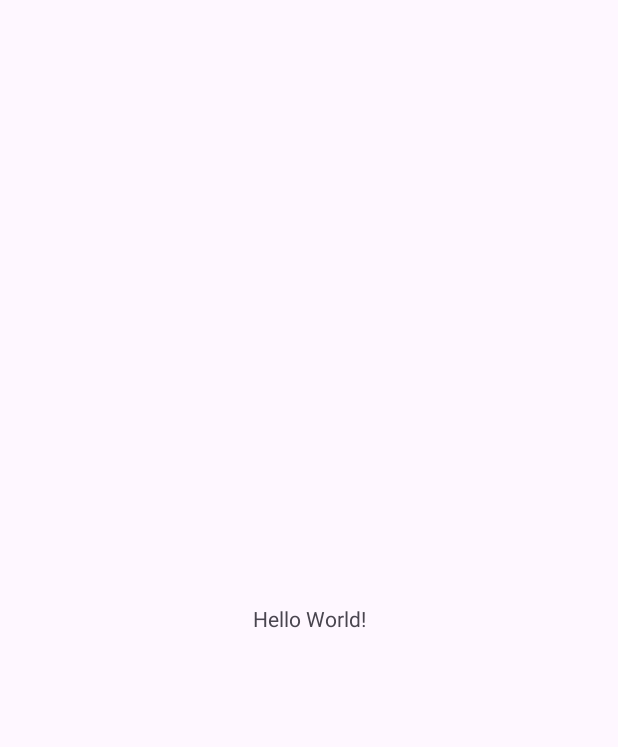
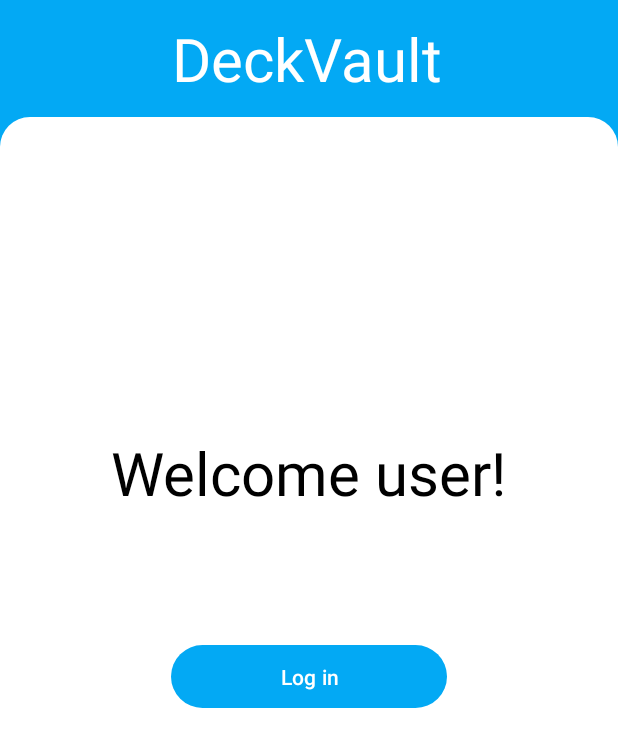
Before and after one commit to krowley011/DeckVault, an Android app: the screen it shows after launch (MainActivity), on a phone screen of 412 x 824 dp. Before the commit the part shown is almost empty. Shown: the top 747 px of the screen. Run offline under Robolectric (Android 15) with nearby library versions, the phone set to English and light mode, and no system bars.

Commit message:
Added basic login screen, no functionality

```diff
--- a/app/build.gradle.kts
+++ b/app/build.gradle.kts
@@ -5,7 +5,7 @@ plugins {
 
 android {
     namespace = "com.example.deckvault"
-    compileSdk = 33
+    compileSdk = 34
 
     defaultConfig {
         applicationId = "com.example.deckvault"
--- a/app/src/main/AndroidManifest.xml
+++ b/app/src/main/AndroidManifest.xml
@@ -13,6 +13,9 @@
         android:theme="@style/Theme.DeckVault"
         tools:targetApi="31">
         <activity
+            android:name=".HomePage"
+            android:exported="false" />
+        <activity
             android:name=".MainActivity"
             android:exported="true">
             <intent-filter>
--- /dev/null
+++ b/app/src/main/java/com/example/deckvault/HomePage.kt
@@ -0,0 +1,11 @@
+package com.example.deckvault
+
+import androidx.appcompat.app.AppCompatActivity
+import android.os.Bundle
+
+class HomePage : AppCompatActivity() {
+    override fun onCreate(savedInstanceState: Bundle?) {
+        super.onCreate(savedInstanceState)
+        setContentView(R.layout.activity_home_page)
+    }
+}
--- /dev/null
+++ b/app/src/main/res/drawable/rectangle.xml
@@ -0,0 +1,11 @@
+<?xml version="1.0" encoding="utf-8"?>
+<shape xmlns:android="http://schemas.android.com/apk/res/android"
+    android:shape="rectangle">
+
+    <solid
+        android:color="#FFFFFF"/>
+    <corners
+        android:topLeftRadius="20dp"
+        android:topRightRadius="20dp"/>
+
+</shape>
--- /dev/null
+++ b/app/src/main/res/layout/activity_home_page.xml
@@ -0,0 +1,9 @@
+<?xml version="1.0" encoding="utf-8"?>
+<androidx.constraintlayout.widget.ConstraintLayout xmlns:android="http://schemas.android.com/apk/res/android"
+    xmlns:app="http://schemas.android.com/apk/res-auto"
+    xmlns:tools="http://schemas.android.com/tools"
+    android:layout_width="match_parent"
+    android:layout_height="match_parent"
+    tools:context=".HomePage">
+
+</androidx.constraintlayout.widget.ConstraintLayout>
--- a/app/src/main/res/layout/activity_main.xml
+++ b/app/src/main/res/layout/activity_main.xml
@@ -4,15 +4,65 @@
     xmlns:tools="http://schemas.android.com/tools"
     android:layout_width="match_parent"
     android:layout_height="match_parent"
+    android:background="#03A9F4"
     tools:context=".MainActivity">
 
-    <TextView
-        android:layout_width="wrap_content"
-        android:layout_height="wrap_content"
-        android:text="Hello World!"
+    <ImageView
+        android:id="@+id/imageView3"
+        android:layout_width="0dp"
+        android:layout_height="0dp"
         app:layout_constraintBottom_toBottomOf="parent"
         app:layout_constraintEnd_toEndOf="parent"
+        app:layout_constraintHorizontal_bias="0.5"
+        app:layout_constraintStart_toStartOf="parent"
+        app:layout_constraintTop_toBottomOf="@+id/toolbar"
+        app:srcCompat="@drawable/rectangle" />
+
+    <androidx.appcompat.widget.Toolbar
+        android:id="@+id/toolbar"
+        android:layout_width="409dp"
+        android:layout_height="78dp"
+        android:background="#03A9F4"
+        android:minHeight="?attr/actionBarSize"
+        android:theme="?attr/actionBarTheme"
+        app:layout_constraintEnd_toEndOf="parent"
+        app:layout_constraintHorizontal_bias="0.0"
         app:layout_constraintStart_toStartOf="parent"
         app:layout_constraintTop_toTopOf="parent" />
 
+    <Button
+        android:id="@+id/login_btn"
+        android:layout_width="184dp"
+        android:layout_height="50dp"
+        android:text="Log in"
+        app:layout_constraintBottom_toBottomOf="parent"
+        app:layout_constraintEnd_toEndOf="parent"
+        app:layout_constraintStart_toStartOf="@+id/imageView3"
+        app:layout_constraintTop_toTopOf="@+id/imageView3" />
+
+    <TextView
+        android:id="@+id/deckVault"
+        android:layout_width="wrap_content"
+        android:layout_height="wrap_content"
+        android:text="DeckVault"
+        android:textColor="#FFFFFF"
+        android:textSize="40sp"
+        app:layout_constraintBottom_toTopOf="@+id/imageView3"
+        app:layout_constraintEnd_toEndOf="@+id/toolbar"
+        app:layout_constraintStart_toStartOf="@+id/toolbar"
+        app:layout_constraintTop_toTopOf="@+id/toolbar" />
+
+    <TextView
+        android:id="@+id/wel_user"
+        android:layout_width="wrap_content"
+        android:layout_height="wrap_content"
+        android:layout_marginTop="125dp"
+        android:text="Welcome user!"
+        android:textColor="#000000"
+        android:textSize="40sp"
+        app:layout_constraintBottom_toTopOf="@+id/login_btn"
+        app:layout_constraintEnd_toEndOf="parent"
+        app:layout_constraintStart_toStartOf="parent"
+        app:layout_constraintTop_toTopOf="@+id/imageView3" />
+
 </androidx.constraintlayout.widget.ConstraintLayout>
--- a/app/src/main/res/values/colors.xml
+++ b/app/src/main/res/values/colors.xml
@@ -2,4 +2,5 @@
 <resources>
     <color name="black">#FF000000</color>
     <color name="white">#FFFFFFFF</color>
+    <color name="blue">#03A9F4</color>
 </resources>
--- a/app/src/main/res/values/themes.xml
+++ b/app/src/main/res/values/themes.xml
@@ -3,6 +3,8 @@
     <style name="Base.Theme.DeckVault" parent="Theme.Material3.DayNight.NoActionBar">
         <!-- Customize your light theme here. -->
         <!-- <item name="colorPrimary">@color/my_light_primary</item> -->
+        <item name="colorPrimary">@color/blue</item>
+        <item name="colorSecondary">@color/white</item>
     </style>
 
     <style name="Theme.DeckVault" parent="Base.Theme.DeckVault" />
```
